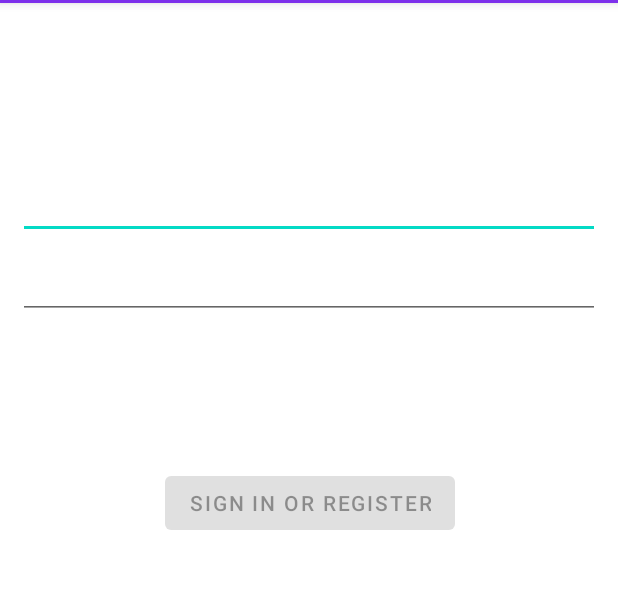
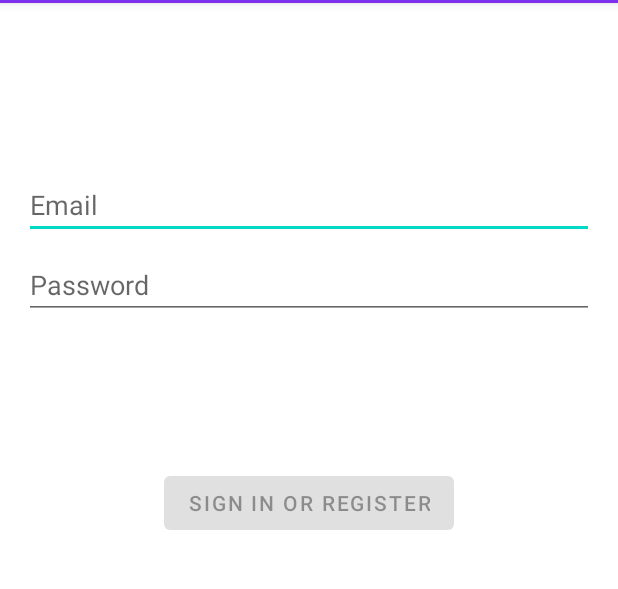
Before and after one commit to TiaTheFairy/JCircle, an Android app: the LoginActivity screen opened directly, with no data from a screen before it, on a phone screen of 412 x 824 dp, the part 81-670 px from its top. Run offline under Robolectric (Android 15) with nearby library versions, the phone set to English and light mode, and no system bars.

Commit message:
解决了hint显示不了的问题

```diff
--- a/JCircle/app/src/main/res/layout/activity_login.xml
+++ b/JCircle/app/src/main/res/layout/activity_login.xml
@@ -10,12 +10,6 @@
     android:paddingRight="@dimen/activity_horizontal_margin"
     android:paddingBottom="@dimen/activity_vertical_margin"
     tools:context=".ui.login.LoginActivity">
-
-    <androidx.constraintlayout.widget.ConstraintLayout
-        android:layout_width="840dp"
-        android:layout_height="match_parent"
-        app:layout_constraintEnd_toEndOf="parent"
-        app:layout_constraintStart_toStartOf="parent">
 
     <EditText
         android:id="@+id/username"
@@ -35,7 +29,6 @@
         android:layout_height="wrap_content"
         android:layout_marginTop="8dp"
         android:hint="@string/prompt_password"
-            android:textColor="@color/red"
         android:imeActionLabel="@string/action_sign_in_short"
         android:imeOptions="actionDone"
         android:inputType="textPassword"
@@ -74,4 +67,3 @@
         app:layout_constraintVertical_bias="0.3" />
 
 </androidx.constraintlayout.widget.ConstraintLayout>
-</androidx.constraintlayout.widget.ConstraintLayout>
```
Lines whose indentation alone changed are shown as unchanged.
